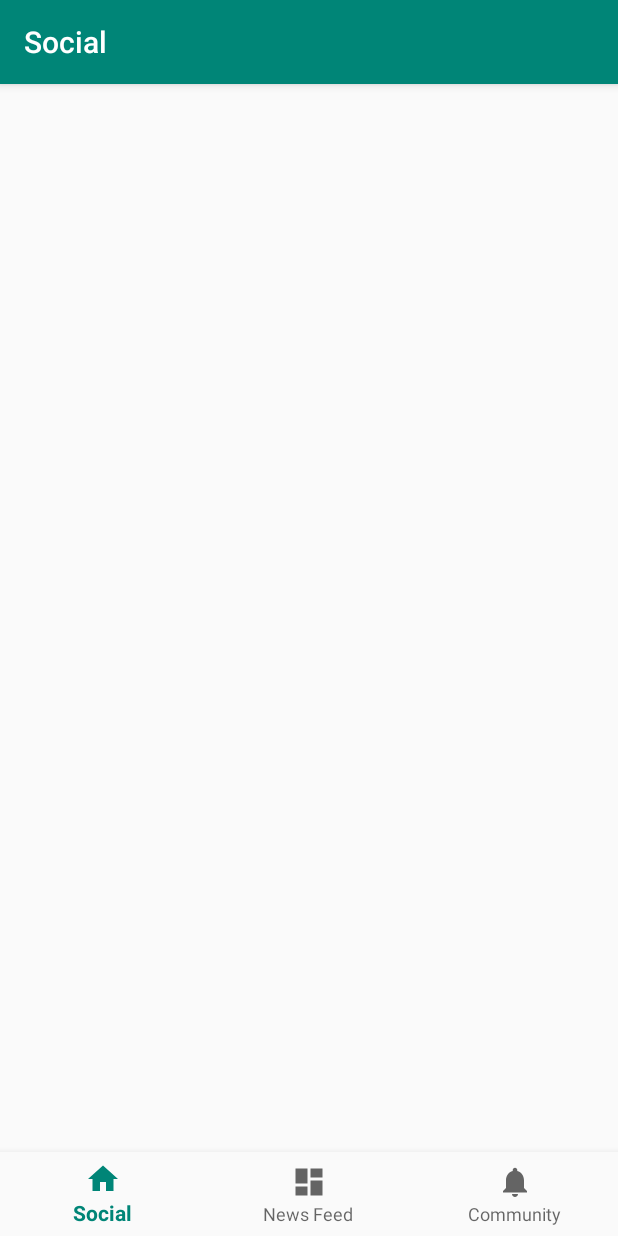
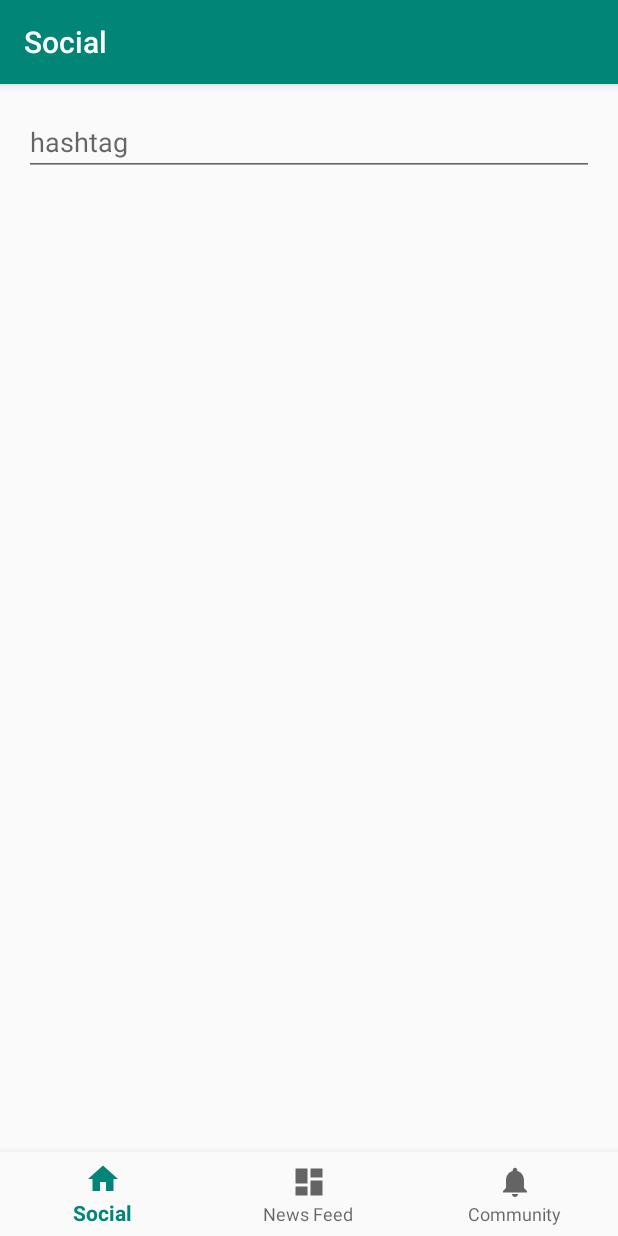
Before and after one commit to nimishsantosh107/Hack-Now, an Android app: the SocialFragment screen opened through its navigation route, on a phone screen of 412 x 824 dp. Run offline under Robolectric (Android 15) with nearby library versions, the phone set to English and light mode, and no system bars; our stand-ins replace navigation-ui.

Commit message:
Finish retrieve and display data [news, business]

```diff
--- a/app/build.gradle
+++ b/app/build.gradle
@@ -27,7 +27,9 @@ dependencies {
     implementation 'androidx.navigation:navigation-fragment:2.0.0'
     implementation 'androidx.navigation:navigation-ui:2.0.0'
     implementation 'androidx.lifecycle:lifecycle-extensions:2.0.0'
+    implementation("com.squareup.okhttp3:okhttp:4.5.0")
     testImplementation 'junit:junit:4.12'
     androidTestImplementation 'androidx.test.ext:junit:1.1.1'
     androidTestImplementation 'androidx.test.espresso:espresso-core:3.2.0'
+
 }
--- a/app/src/main/AndroidManifest.xml
+++ b/app/src/main/AndroidManifest.xml
@@ -2,6 +2,8 @@
 <manifest xmlns:android="http://schemas.android.com/apk/res/android"
     package="com.example.hack_now">
 
+    <uses-permission android:name="android.permission.INTERNET"/>
+    <uses-permission android:name="android.permission.ACCESS_NETWORK_STATE" />
     <application
         android:allowBackup="true"
         android:icon="@mipmap/ic_launcher"
--- a/app/src/main/java/com/example/hack_now/NewsAdapter.java
+++ b/app/src/main/java/com/example/hack_now/NewsAdapter.java
@@ -1,50 +1,41 @@
 package com.example.hack_now;
 
 import android.content.Context;
+import android.util.Log;
 import android.view.LayoutInflater;
 import android.view.View;
 import android.view.ViewGroup;
 import android.widget.ArrayAdapter;
 import android.widget.TextView;
-
 import androidx.annotation.NonNull;
-
 import java.util.ArrayList;
 import java.util.List;
 
 public class NewsAdapter extends ArrayAdapter {
 
-    List<String> data=new ArrayList<>();
+    List<NewsItem> newsItemList=new ArrayList<>();
     Context mContext;
 
-    public NewsAdapter(Context context, int resource, List<String> data) {
-        super(context, resource, data);
+    public NewsAdapter(Context context, int resource, List<NewsItem> newsItemList) {
+        super(context, resource, newsItemList);
         mContext=context;
-
-        this.data=data;
+        this.newsItemList = newsItemList;
     }
 
     @NonNull
     @Override
     public View getView(int position, View convertView, ViewGroup parent) {
         View view;
-        LayoutInflater inflater = (LayoutInflater) mContext
-                .getSystemService(Context.LAYOUT_INFLATER_SERVICE);
+        LayoutInflater inflater = (LayoutInflater) mContext.getSystemService(Context.LAYOUT_INFLATER_SERVICE);
         if (convertView == null) {
-
-            view = new View(mContext);
             view = inflater.inflate(R.layout.news_card, null);
 
-            //convertView = ((Activity) this).getLayoutInflater().inflate(R.layout.blogs, parent, false);
+            TextView title =view.findViewById(R.id.title);
+            TextView desc=view.findViewById(R.id.desc);
 
-
-            TextView title = (TextView) view.findViewById(R.id.title);
-
-            //set description
-
-
-            title.setText(data.get(position));
-
+            title.setText(newsItemList.get(position).getTitle());
+            desc.setText(newsItemList.get(position).getDesc());
+            //SET BG COLOR  depending on postedBy
 
         }
         else
--- a/app/src/main/java/com/example/hack_now/ui/newsfeed/NewsFragment.java
+++ b/app/src/main/java/com/example/hack_now/ui/newsfeed/NewsFragment.java
@@ -1,40 +1,94 @@
 package com.example.hack_now.ui.newsfeed;
 
+import android.content.Intent;
+import android.os.AsyncTask;
 import android.os.Bundle;
+import android.util.Log;
 import android.view.LayoutInflater;
 import android.view.View;
 import android.view.ViewGroup;
 import android.widget.ListView;
-
 import androidx.annotation.NonNull;
 import androidx.fragment.app.Fragment;
-
+import com.example.hack_now.HomeActivity;
 import com.example.hack_now.NewsAdapter;
+import com.example.hack_now.NewsItem;
 import com.example.hack_now.R;
-
+import org.json.JSONArray;
+import org.json.JSONException;
+import org.json.JSONObject;
+import java.io.IOException;
+import java.util.ArrayList;
 import java.util.Arrays;
 import java.util.List;
+import okhttp3.Call;
+import okhttp3.Callback;
+import okhttp3.OkHttpClient;
+import okhttp3.Request;
+import okhttp3.Response;
 
 public class NewsFragment extends Fragment {
 
-    public View onCreateView(@NonNull LayoutInflater inflater,
-                             ViewGroup container, Bundle savedInstanceState) {
-        View root = inflater.inflate(R.layout.fragment_news, container, false);
-        //TextView textView=root.findViewById(R.id.test);
+    ListView newsList;
+    List <NewsItem> newsItemList = new ArrayList<>();
+    public String url="https://hacknow-abcdef.herokuapp.com/newsfeed";
 
-        //Do get request
+    void run() throws IOException{
+        OkHttpClient client=new OkHttpClient();
+
+        Request request = new Request.Builder()
+                .url(url)
+                .build();
+
+        client.newCall(request).enqueue(new Callback() {
+
+            @Override
+            public void onFailure(Call call, IOException e) {
+                call.cancel();
+            }
+
+            @Override
+            public void onResponse(Call call, Response response) throws IOException {
+
+                final String myResponse = response.body().string();
+                try {
+                    JSONObject json = new JSONObject(myResponse);
+                    JSONArray news=json.getJSONArray("news");
+                   // Log.e("JSON",news.getJSONObject(1).getString("postedBy"));
+
+                    for (int i = 0; i < news.length(); i++){
+                        NewsItem temp = new NewsItem(news.getJSONObject(i).getString("title"),news.getJSONObject(i).getString("description"),news.getJSONObject(i).getString("postedBy"));
+                        newsItemList.add(temp);
+                    }
+
+                } catch (JSONException e) {
+                    e.printStackTrace();
+                }
+
+                getActivity().runOnUiThread(new Runnable() {
+                    @Override
+                    public void run() {
+                        NewsAdapter newsAdapter=new NewsAdapter(getContext(), 0, newsItemList);
+                        newsList.setAdapter(newsAdapter);
+                    }
+                });
+            }
+        });
+
+    }
 
 
+    public View onCreateView(@NonNull LayoutInflater inflater, ViewGroup container, Bundle savedInstanceState) {
+        View root = inflater.inflate(R.layout.fragment_news, container, false);
+        newsList=root.findViewById(R.id.newsList);
 
+        try {
+            run();
+        }
+        catch (IOException e) {
+            Log.e("ASYNC", e.getMessage() );
+        }
 
-
-        //After get request and we get json ready
-
-        List<String> test=Arrays.asList("Nimish","Kavya","Sanjay");
-        NewsAdapter newsAdapter=new NewsAdapter(getContext(), 0, test);
-        ListView newsList=root.findViewById(R.id.newsList);
-
-        newsList.setAdapter(newsAdapter);
         return root;
     }
 }
--- a/app/src/main/java/com/example/hack_now/ui/social/SocialFragment.java
+++ b/app/src/main/java/com/example/hack_now/ui/social/SocialFragment.java
@@ -4,6 +4,8 @@ import android.os.Bundle;
 import android.view.LayoutInflater;
 import android.view.View;
 import android.view.ViewGroup;
+import android.widget.ArrayAdapter;
+import android.widget.AutoCompleteTextView;
 
 import androidx.annotation.NonNull;
 import androidx.fragment.app.Fragment;
@@ -15,6 +17,15 @@ public class SocialFragment extends Fragment {
     public View onCreateView(@NonNull LayoutInflater inflater,
                              ViewGroup container, Bundle savedInstanceState) {
         View root = inflater.inflate(R.layout.fragment_social, container, false);
+
+        String[] hashtags = new String[] {
+                "#doggos","#quarantinecooking","#tiktok","#painting","#workout","#yoga"
+        };
+            AutoCompleteTextView editText = root.findViewById(R.id.actv);
+            ArrayAdapter<String> adapter = new ArrayAdapter<String>(getContext(), android.R.layout.simple_list_item_1,hashtags);
+            editText.setAdapter(adapter);
+
+
         return root;
     }
 }
--- a/app/src/main/res/layout/community_card.xml
+++ b/app/src/main/res/layout/business_card.xml
@@ -9,7 +9,7 @@
     <TextView
         android:layout_width="wrap_content"
         android:layout_height="wrap_content"
-        android:id="@+id/title"
+        android:id="@+id/name"
         android:text="Nimshit"
         android:textSize="30dp"
         android:textStyle="bold"
@@ -21,13 +21,13 @@
         android:id="@+id/desc"
         android:text="Hello"
         android:textSize="20dp"
-        android:layout_below="@+id/title"/>
+        android:layout_below="@+id/name"/>
 
     <Button
         android:layout_width="wrap_content"
         android:layout_height="wrap_content"
         android:layout_below="@+id/desc"
-        android:id="@+id/donate"
+        android:id="@+id/donateButton"
         android:text="Donate"/>
 
 </RelativeLayout>
--- a/app/src/main/res/layout/fragment_social.xml
+++ b/app/src/main/res/layout/fragment_social.xml
@@ -1,7 +1,17 @@
 <?xml version="1.0" encoding="utf-8"?>
-<RelativeLayout xmlns:android="http://schemas.android.com/apk/res/android"
+<LinearLayout xmlns:android="http://schemas.android.com/apk/res/android"
     xmlns:app="http://schemas.android.com/apk/res-auto"
+    xmlns:tools="http://schemas.android.com/tools"
     android:layout_width="match_parent"
-    android:layout_height="match_parent">
+    android:layout_height="match_parent"
+    android:orientation="vertical"
+    android:padding="16dp">
 
-</RelativeLayout>
+    <AutoCompleteTextView
+        android:id="@+id/actv"
+        android:layout_width="match_parent"
+        android:layout_height="wrap_content"
+        android:hint="hashtag"
+        android:completionThreshold="1"
+        />
+</LinearLayout>
```
Also changed, not shown: app/src/main/java/com/example/hack_now/BusinessAdapter.java (+11 -16 lines), app/src/main/java/com/example/hack_now/BusinessItem.java (added, +25 -0 lines), app/src/main/java/com/example/hack_now/NewsItem.java (added, +25 -0 lines), app/src/main/java/com/example/hack_now/ui/business/BusinessFragment.java (+70 -18 lines).
